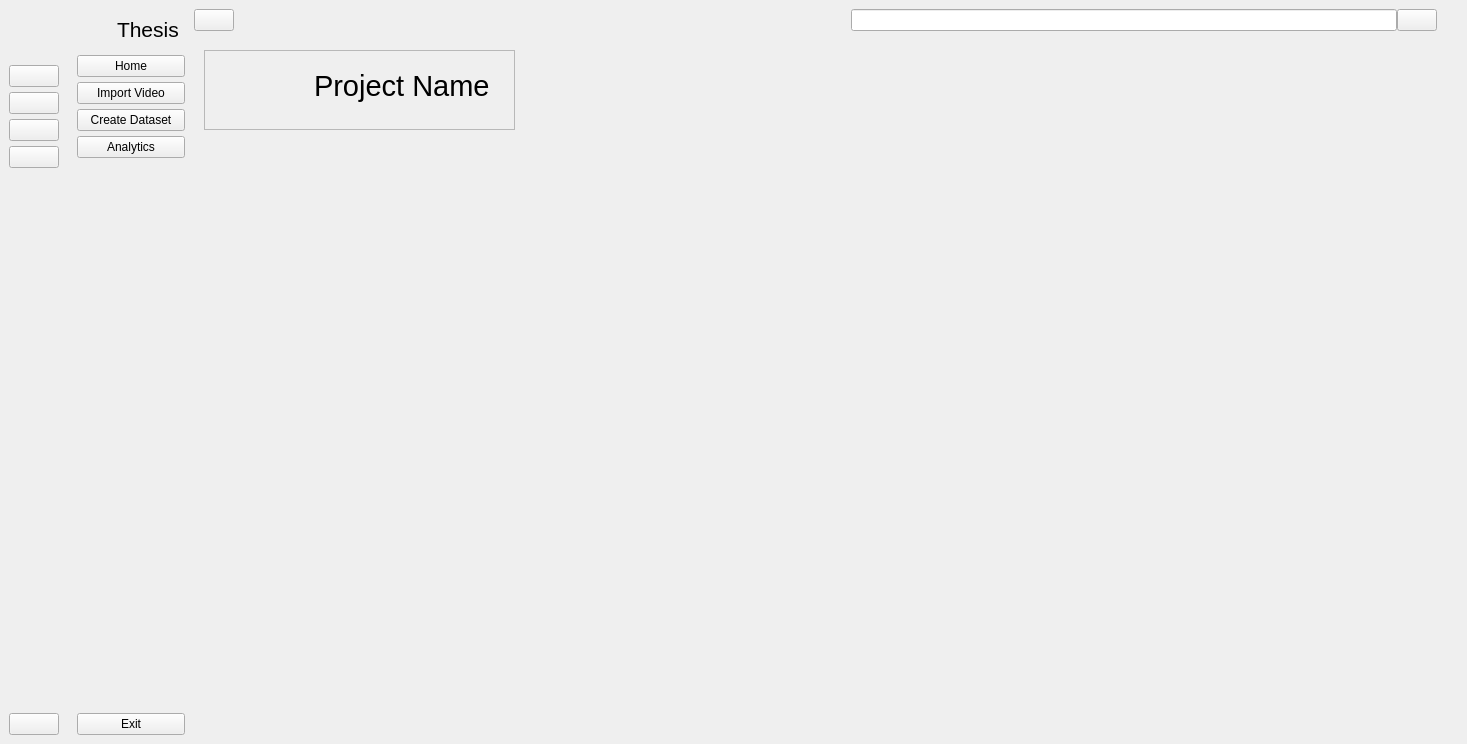
The window that QTDESIGNER INTERFACES/new_window_ui.ui (peteskylight/WORKING_THESIS) describes before a commit, drawn with Qt 5.
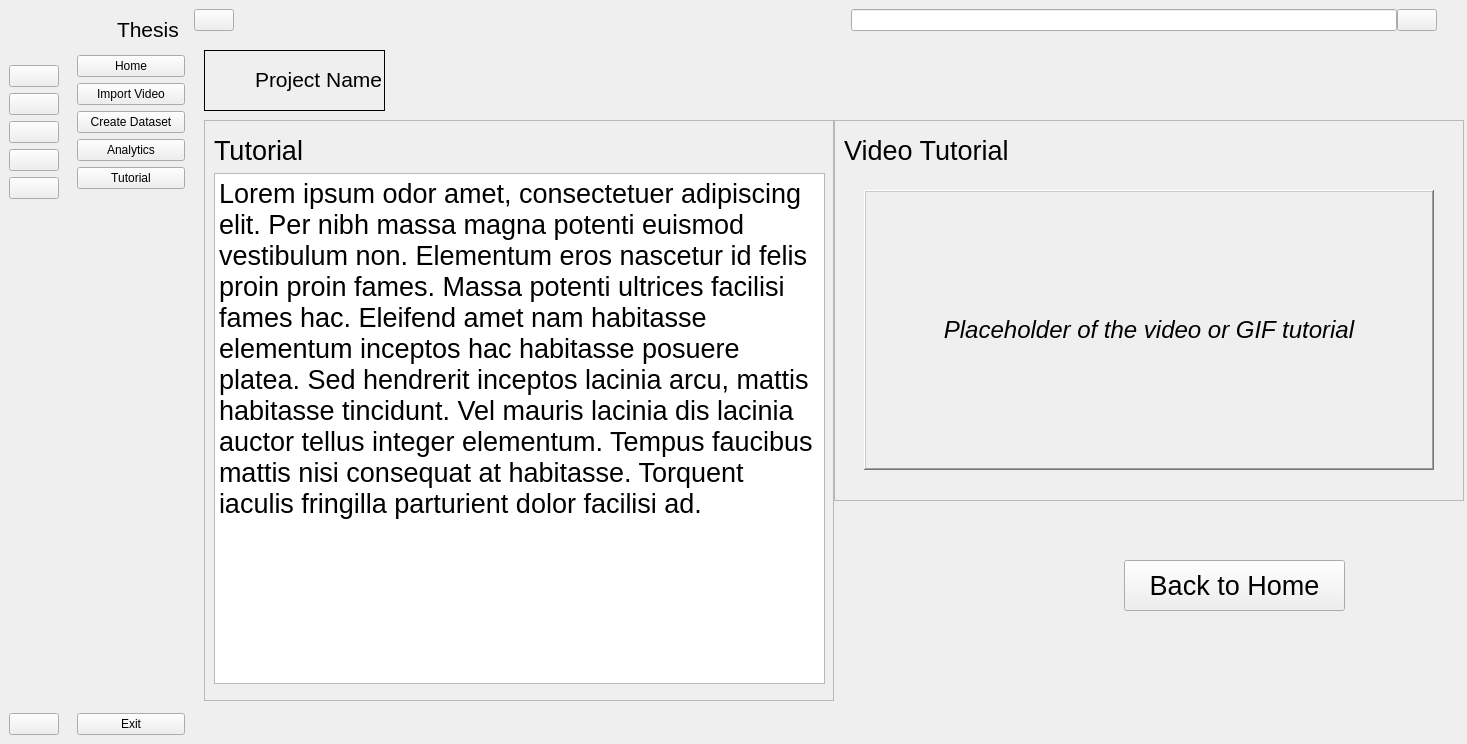
The same window after the commit. The open tabs and pages were chosen to show the change. Icons and pictures are not drawn.

Commit message:
Tutorial Window Done
- format needs more improvement

Patch:
```diff
--- a/QTDESIGNER INTERFACES/new_window_ui.ui
+++ b/QTDESIGNER INTERFACES/new_window_ui.ui
@@ -32,7 +32,7 @@
     </property>
     <item row="0" column="1">
      <widget class="QWidget" name="full_menu_widget" native="true">
-      <layout class="QVBoxLayout" name="verticalLayout_4">
+      <layout class="QVBoxLayout" name="verticalLayout_2">
        <item>
         <layout class="QHBoxLayout" name="horizontalLayout_2">
          <property name="spacing">
@@ -78,11 +78,6 @@
         </layout>
        </item>
        <item>
-        <layout class="QVBoxLayout" name="verticalLayout_2">
-         <property name="spacing">
-          <number>5</number>
-         </property>
-         <item>
           <widget class="QPushButton" name="Home_button">
            <property name="text">
             <string>Home</string>
@@ -181,7 +176,29 @@
            </property>
           </widget>
          </item>
-        </layout>
+       <item>
+        <widget class="QPushButton" name="Tutorial_Button">
+         <property name="text">
+          <string>Tutorial</string>
+         </property>
+         <property name="icon">
+          <iconset resource="icons/resource.qrc">
+           <normaloff>:/icons/info-256.png</normaloff>
+           <normalon>:/icons/info-256 (1).png</normalon>:/icons/info-256.png</iconset>
+         </property>
+         <property name="iconSize">
+          <size>
+           <width>14</width>
+           <height>14</height>
+          </size>
+         </property>
+         <property name="checkable">
+          <bool>true</bool>
+         </property>
+         <property name="autoExclusive">
+          <bool>true</bool>
+         </property>
+        </widget>
        </item>
        <item>
         <spacer name="verticalSpacer">
@@ -338,7 +355,199 @@
          <property name="currentIndex">
           <number>0</number>
          </property>
-         <widget class="QWidget" name="page">
+         <widget class="QWidget" name="TutorialPage">
+          <widget class="QFrame" name="frame_10">
+           <property name="geometry">
+            <rect>
+             <x>10</x>
+             <y>10</y>
+             <width>181</width>
+             <height>61</height>
+            </rect>
+           </property>
+           <property name="frameShape">
+            <enum>QFrame::Shape::Box</enum>
+           </property>
+           <property name="frameShadow">
+            <enum>QFrame::Shadow::Plain</enum>
+           </property>
+           <widget class="QLabel" name="tutorial_namepage">
+            <property name="geometry">
+             <rect>
+              <x>51</x>
+              <y>14</y>
+              <width>131</width>
+              <height>31</height>
+             </rect>
+            </property>
+            <property name="font">
+             <font>
+              <pointsize>16</pointsize>
+             </font>
+            </property>
+            <property name="text">
+             <string>Project Name</string>
+            </property>
+           </widget>
+           <widget class="QLabel" name="logo_tutorial">
+            <property name="geometry">
+             <rect>
+              <x>10</x>
+              <y>10</y>
+              <width>41</width>
+              <height>41</height>
+             </rect>
+            </property>
+            <property name="text">
+             <string/>
+            </property>
+            <property name="pixmap">
+             <pixmap resource="icons/resource.qrc">:/icons/webcam-2-256.png</pixmap>
+            </property>
+            <property name="scaledContents">
+             <bool>true</bool>
+            </property>
+           </widget>
+          </widget>
+          <widget class="QFrame" name="frame_11">
+           <property name="geometry">
+            <rect>
+             <x>10</x>
+             <y>80</y>
+             <width>630</width>
+             <height>581</height>
+            </rect>
+           </property>
+           <property name="frameShape">
+            <enum>QFrame::Shape::StyledPanel</enum>
+           </property>
+           <property name="frameShadow">
+            <enum>QFrame::Shadow::Raised</enum>
+           </property>
+           <widget class="QLabel" name="label_2">
+            <property name="geometry">
+             <rect>
+              <x>10</x>
+              <y>10</y>
+              <width>91</width>
+              <height>41</height>
+             </rect>
+            </property>
+            <property name="font">
+             <font>
+              <pointsize>20</pointsize>
+             </font>
+            </property>
+            <property name="text">
+             <string>Tutorial</string>
+            </property>
+           </widget>
+           <widget class="QTextEdit" name="stepbystepTutorial_text">
+            <property name="geometry">
+             <rect>
+              <x>10</x>
+              <y>53</y>
+              <width>611</width>
+              <height>511</height>
+             </rect>
+            </property>
+            <property name="html">
+             <string>&lt;!DOCTYPE HTML PUBLIC &quot;-//W3C//DTD HTML 4.0//EN&quot; &quot;http://www.w3.org/TR/REC-html40/strict.dtd&quot;&gt;
+&lt;html&gt;&lt;head&gt;&lt;meta name=&quot;qrichtext&quot; content=&quot;1&quot; /&gt;&lt;meta charset=&quot;utf-8&quot; /&gt;&lt;style type=&quot;text/css&quot;&gt;
+p, li { white-space: pre-wrap; }
+hr { height: 1px; border-width: 0; }
+li.unchecked::marker { content: &quot;\2610&quot;; }
+li.checked::marker { content: &quot;\2612&quot;; }
+&lt;/style&gt;&lt;/head&gt;&lt;body style=&quot; font-family:'Segoe UI'; font-size:9pt; font-weight:400; font-style:normal;&quot;&gt;
+&lt;p style=&quot; margin-top:0px; margin-bottom:0px; margin-left:0px; margin-right:0px; -qt-block-indent:0; text-indent:0px;&quot;&gt;&lt;span style=&quot; font-size:20pt;&quot;&gt;Lorem ipsum odor amet, consectetuer adipiscing elit. Per nibh massa magna potenti euismod vestibulum non. Elementum eros nascetur id felis proin proin fames. Massa potenti ultrices facilisi fames hac. Eleifend amet nam habitasse elementum inceptos hac habitasse posuere platea. Sed hendrerit inceptos lacinia arcu, mattis habitasse tincidunt. Vel mauris lacinia dis lacinia auctor tellus integer elementum. Tempus faucibus mattis nisi consequat at habitasse. Torquent iaculis fringilla parturient dolor facilisi ad.&lt;/span&gt;&lt;/p&gt;&lt;/body&gt;&lt;/html&gt;</string>
+            </property>
+           </widget>
+          </widget>
+          <widget class="QFrame" name="frame_12">
+           <property name="geometry">
+            <rect>
+             <x>640</x>
+             <y>80</y>
+             <width>630</width>
+             <height>381</height>
+            </rect>
+           </property>
+           <property name="frameShape">
+            <enum>QFrame::Shape::StyledPanel</enum>
+           </property>
+           <property name="frameShadow">
+            <enum>QFrame::Shadow::Raised</enum>
+           </property>
+           <widget class="QLabel" name="label_3">
+            <property name="geometry">
+             <rect>
+              <x>10</x>
+              <y>10</y>
+              <width>171</width>
+              <height>41</height>
+             </rect>
+            </property>
+            <property name="font">
+             <font>
+              <pointsize>20</pointsize>
+             </font>
+            </property>
+            <property name="text">
+             <string>Video Tutorial</string>
+            </property>
+           </widget>
+           <widget class="QLabel" name="center_video_preview_label_2">
+            <property name="geometry">
+             <rect>
+              <x>30</x>
+              <y>70</y>
+              <width>570</width>
+              <height>280</height>
+             </rect>
+            </property>
+            <property name="font">
+             <font>
+              <pointsize>18</pointsize>
+              <italic>true</italic>
+             </font>
+            </property>
+            <property name="frameShape">
+             <enum>QFrame::Shape::WinPanel</enum>
+            </property>
+            <property name="frameShadow">
+             <enum>QFrame::Shadow::Raised</enum>
+            </property>
+            <property name="lineWidth">
+             <number>2</number>
+            </property>
+            <property name="text">
+             <string>Placeholder of the video or GIF tutorial</string>
+            </property>
+            <property name="alignment">
+             <set>Qt::AlignmentFlag::AlignCenter</set>
+            </property>
+           </widget>
+          </widget>
+          <widget class="QPushButton" name="pushButton_5">
+           <property name="geometry">
+            <rect>
+             <x>930</x>
+             <y>520</y>
+             <width>221</width>
+             <height>51</height>
+            </rect>
+           </property>
+           <property name="font">
+            <font>
+             <pointsize>20</pointsize>
+            </font>
+           </property>
+           <property name="text">
+            <string>Back to Home</string>
+           </property>
+          </widget>
+         </widget>
+         <widget class="QWidget" name="Homepage">
           <widget class="QFrame" name="frame_5">
            <property name="geometry">
             <rect>
@@ -3451,7 +3660,7 @@
     </item>
     <item row="0" column="0">
      <widget class="QWidget" name="icon_only_widget" native="true">
-      <layout class="QVBoxLayout" name="verticalLayout_3">
+      <layout class="QVBoxLayout" name="verticalLayout">
        <item>
         <layout class="QHBoxLayout" name="horizontalLayout_3">
          <item>
@@ -3482,11 +3691,6 @@
         </layout>
        </item>
        <item>
-        <layout class="QVBoxLayout" name="verticalLayout">
-         <property name="spacing">
-          <number>5</number>
-         </property>
-         <item>
           <widget class="QPushButton" name="HomeIcon_button">
            <property name="text">
             <string/>
@@ -3582,7 +3786,29 @@
            </property>
           </widget>
          </item>
-        </layout>
+       <item>
+        <widget class="QPushButton" name="TutorialIcon_button">
+         <property name="text">
+          <string/>
+         </property>
+         <property name="icon">
+          <iconset resource="icons/resource.qrc">
+           <normaloff>:/icons/info-256.png</normaloff>
+           <normalon>:/icons/info-256 (1).png</normalon>:/icons/info-256.png</iconset>
+         </property>
+         <property name="iconSize">
+          <size>
+           <width>20</width>
+           <height>20</height>
+          </size>
+         </property>
+         <property name="checkable">
+          <bool>true</bool>
+         </property>
+         <property name="autoExclusive">
+          <bool>true</bool>
+         </property>
+        </widget>
        </item>
        <item>
         <spacer name="verticalSpacer_2">
```
Left out of the diff: 64 changed lines with no effect on the pictures. Lines whose indentation alone changed are shown as unchanged. The commit also changes 1 other file.
